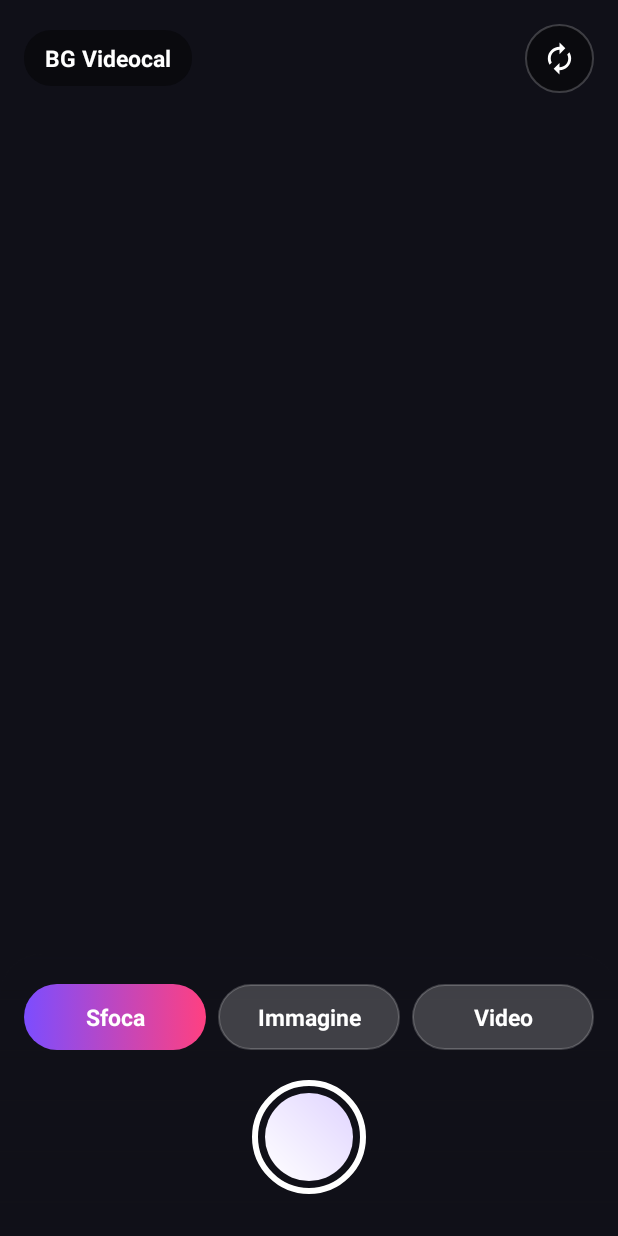
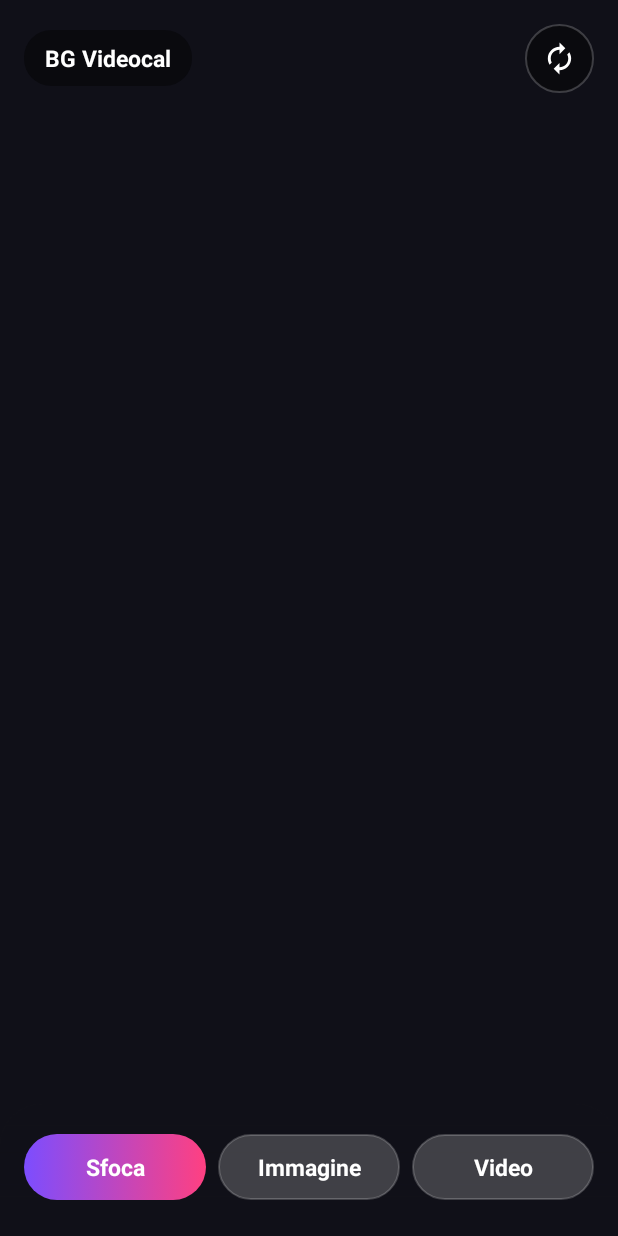
Before and after one commit to davidvannini-cyber/code, an Android app: the screen it shows after launch (MainActivity), on a phone screen of 412 x 824 dp. Run offline under Robolectric (Android 15) with nearby library versions, the phone set to English and light mode, and no system bars; libraries missing offline, so code that uses them is left out: androidx.camera.core, androidx.camera.lifecycle, com.google.mlkit.vision; 4 statements that could not run were skipped.

Commit message:
BG-VIDEOCAL v0.3: tolto lo scatto della foto
Co-Authored-By: Claude Sonnet 5.5 <noreply@anthropic.com>
Claude-Session: https://claude.ai/code/session_01XTDXvFXRCWwKj4fxQ5cdJ6

```diff
--- a/BG-VIDEOCAL/app/build.gradle
+++ b/BG-VIDEOCAL/app/build.gradle
@@ -10,8 +10,8 @@ android {
         applicationId 'online.vannini.bgvideocal'
         minSdk 24
         targetSdk 34
-        versionCode 2
-        versionName '0.2'
+        versionCode 3
+        versionName '0.3'
     }
 
     buildTypes {
--- a/BG-VIDEOCAL/app/src/main/res/layout/activity_main.xml
+++ b/BG-VIDEOCAL/app/src/main/res/layout/activity_main.xml
@@ -64,7 +64,7 @@
         android:background="@drawable/bar_bg"
         android:gravity="center_horizontal"
         android:orientation="vertical"
-        android:paddingBottom="28dp"
+        android:paddingBottom="24dp"
         android:paddingLeft="16dp"
         android:paddingRight="16dp"
         android:paddingTop="20dp">
@@ -95,11 +95,5 @@
                 android:textSize="15sp" android:textStyle="bold" />
         </LinearLayout>
 
-        <View
-            android:id="@+id/btnShot"
-            android:layout_width="76dp"
-            android:layout_height="76dp"
-            android:layout_marginTop="20dp"
-            android:background="@drawable/shutter" />
     </LinearLayout>
 </FrameLayout>
```
Also changed, not shown: BG-VIDEOCAL/app/src/main/java/online/vannini/bgvideocal/MainActivity.java (+6 -58 lines), 2 other files.
